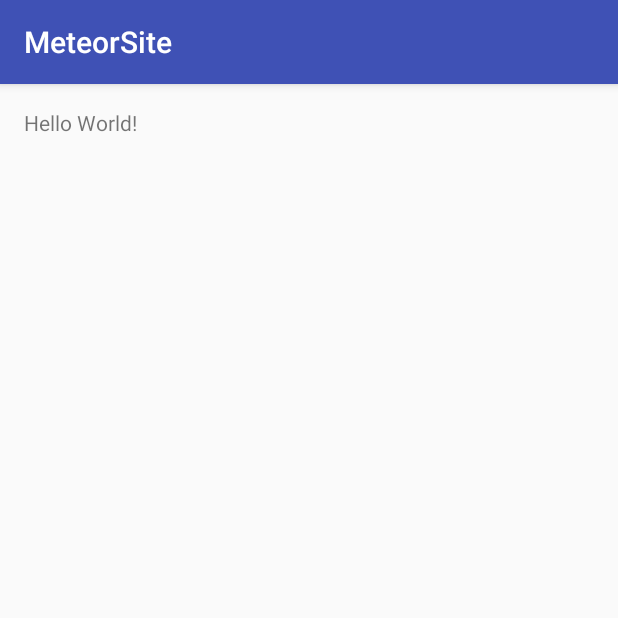
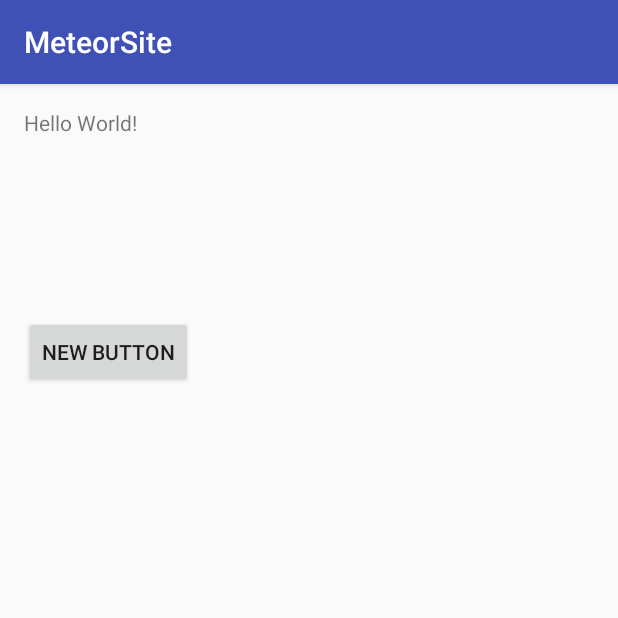
Before and after one commit to kharwas/MeteorSite, an Android app: the screen it shows after launch (MainActivity), on a phone screen of 412 x 824 dp, the top half of it. Run offline under Robolectric (Android 15) with nearby library versions, the phone set to English and light mode, and no system bars.

```diff
--- a/app/src/main/res/layout/activity_main.xml
+++ b/app/src/main/res/layout/activity_main.xml
@@ -12,5 +12,17 @@
     <TextView
         android:layout_width="wrap_content"
         android:layout_height="wrap_content"
-        android:text="Hello World!" />
+        android:text="Hello World!"
+        android:id="@+id/textView" />
+
+    <Button
+        android:layout_width="wrap_content"
+        android:layout_height="wrap_content"
+        android:text="New Button"
+        android:id="@+id/subbtn"
+        android:layout_below="@+id/textView"
+        android:layout_alignParentLeft="true"
+        android:layout_alignParentStart="true"
+        android:layout_marginTop="119dp"
+        android:onClick="insertVal"/>
 </RelativeLayout>
```
Also changed, not shown: app/src/main/java/com/example/meteorsite/MainActivity.java (+26 -0 lines), app/src/main/java/com/example/meteorsite/MeteorContentProvider.java (+6 -8 lines).
